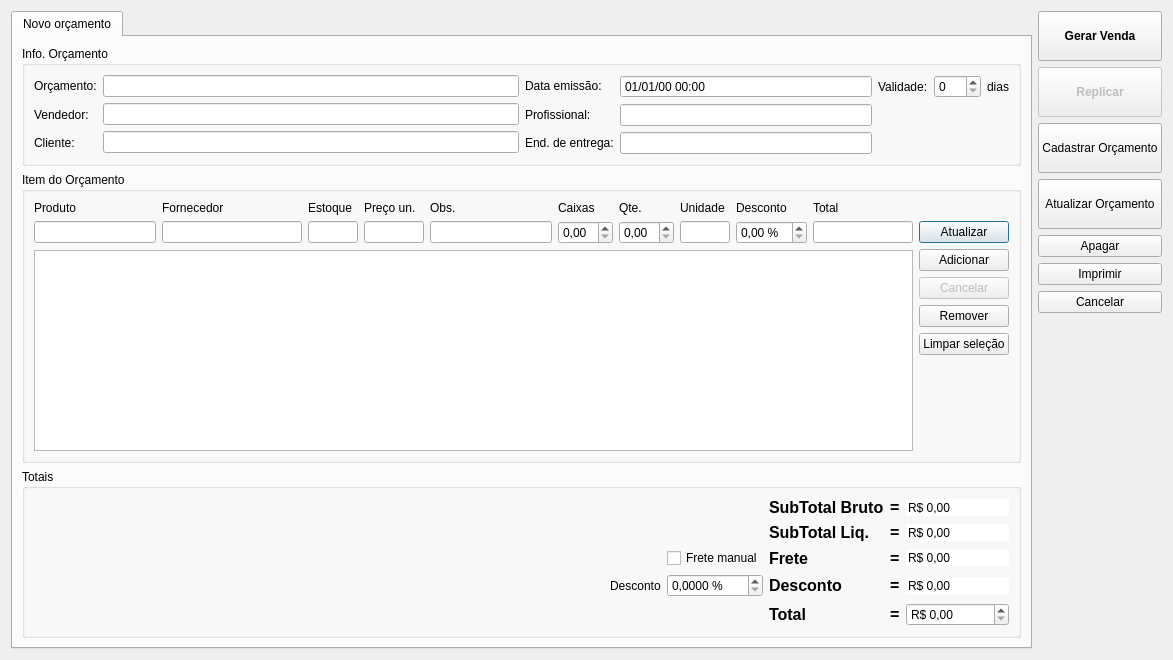
lellisls/ERP-STACCATO, file ui/orcamento.ui: the form before one commit.
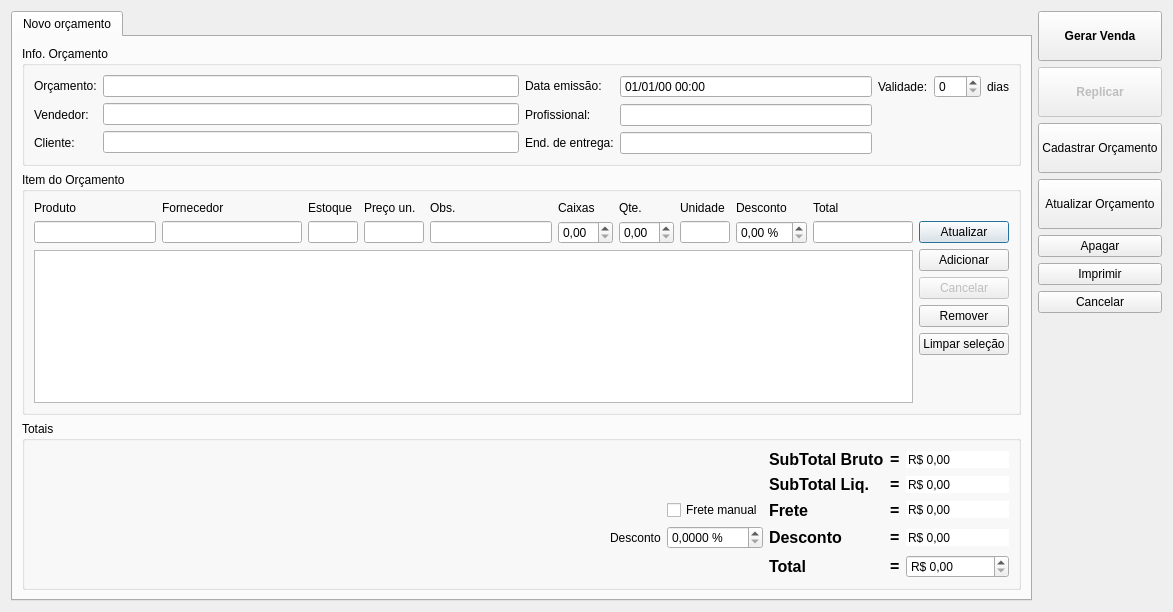
The form after the commit. Custom widgets are drawn as their Qt base class.

Diff of the .ui file:
```diff
--- a/ui/orcamento.ui
+++ b/ui/orcamento.ui
@@ -10,7 +10,7 @@
     <x>0</x>
     <y>0</y>
     <width>1173</width>
-    <height>660</height>
+    <height>612</height>
    </rect>
   </property>
   <property name="windowTitle">
```
Left out of the diff: 4 changed lines with no effect on the pictures.
